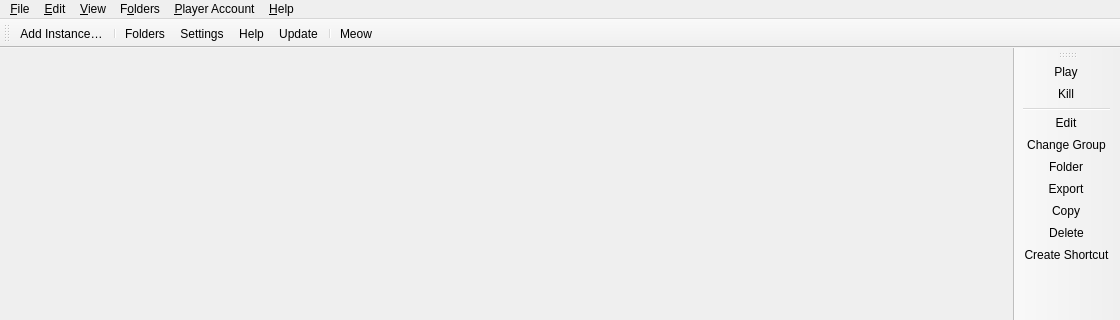
The window that launcher/ui/MainWindow.ui (MxrGH/Super-Craig-Is-Gay) describes before a commit, drawn with Qt 5; both pictures show x 0 to 1120 and y 0 to 320 of the 1120 by 760 pixel window.
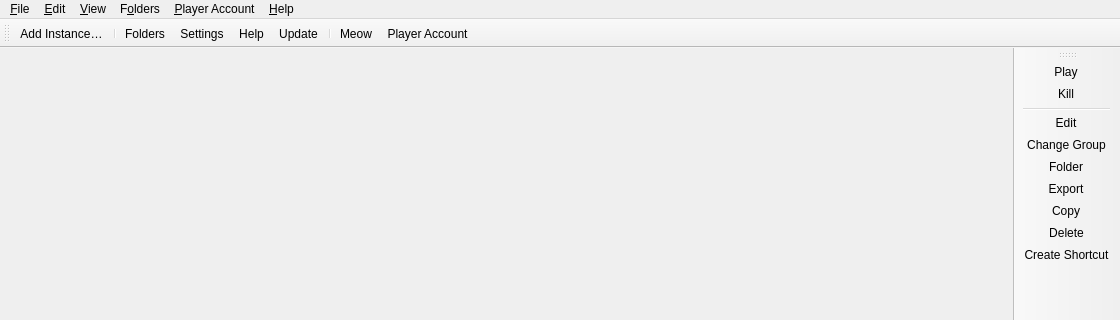
The same window after the commit. Icons and pictures are not drawn. Custom widgets are drawn as their Qt base class.

Commit message: Fix Qt action identifiers after MCRith rebrand

The edit to the form file:
```diff
--- a/launcher/ui/MainWindow.ui
+++ b/launcher/ui/MainWindow.ui
@@ -63,7 +63,7 @@
    <addaction name="actionCheckUpdate"/>
    <addaction name="separator"/>
    <addaction name="actionCAT"/>
-   <addaction name="actionPlayer AccountButton"/>
+   <addaction name="actionAccountsButton"/>
   </widget>
   <widget class="QToolBar" name="newsToolBar">
    <property name="windowTitle">
@@ -714,7 +714,7 @@
     <string>Get help with MCRith or Minecraft.</string>
    </property>
   </action>
-  <action name="actionPlayer AccountButton">
+  <action name="actionAccountsButton">
    <property name="icon">
     <iconset theme="noaccount"/>
    </property>
```
Left out of the diff: 4 changed lines with no effect on the pictures.
